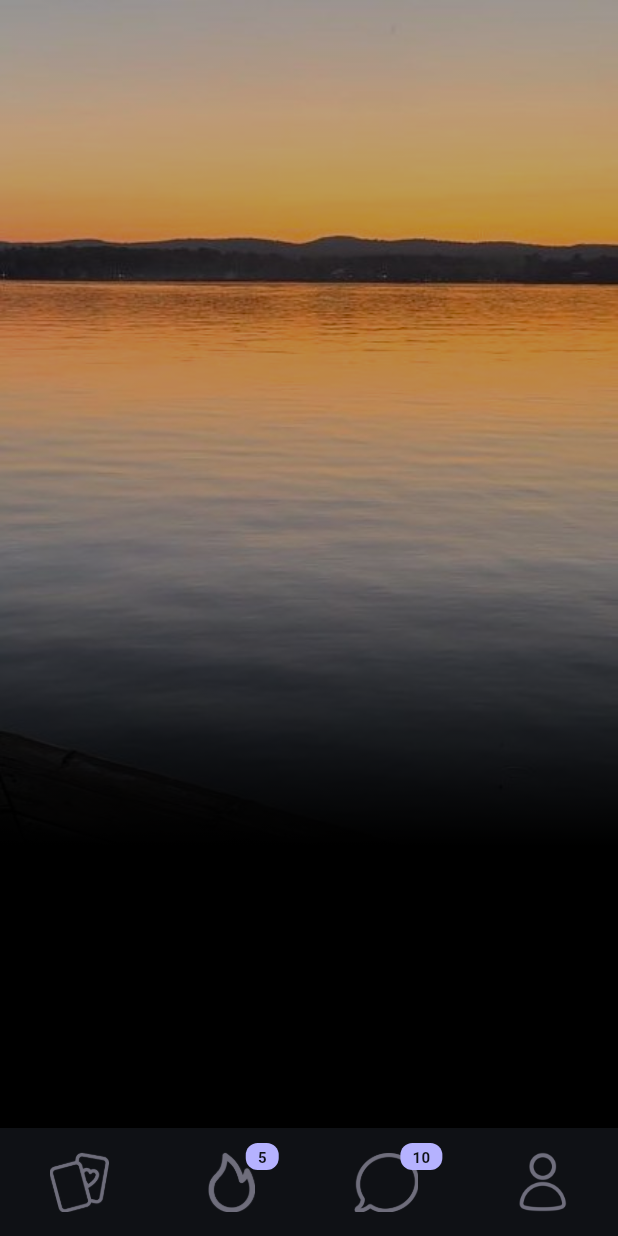
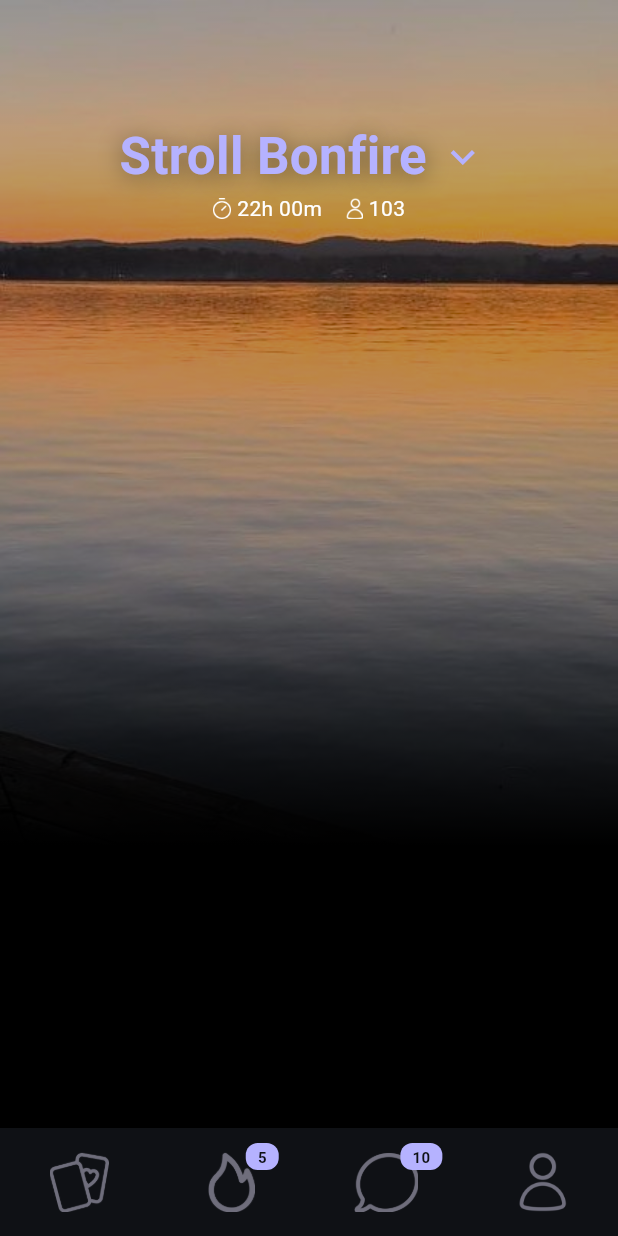
Before and after one commit to asheshpaul/stroll_task, a Flutter app: the screen it shows after launch, on a phone screen of 412 x 824 dp. Run offline on Flutter 3.47's test engine with Material 3 defaults, Android fonts, the phone set to English and light mode, and no system bars.

Commit message:
header section added assets

```diff
--- a/lib/presentation/ui/atoms/icon_atom.dart
+++ b/lib/presentation/ui/atoms/icon_atom.dart
@@ -16,6 +16,10 @@ class IconAtom extends StatelessWidget {
 
   @override
   Widget build(BuildContext context) {
-    return Icon(icon, color: color ?? AppColors.white, size: size ?? kDefaultFontSize);
+    return Icon(
+      icon,
+      color: color ?? AppColors.badgeBG,
+      size: size ?? kDefaultFontSize,
+    );
   }
 }
--- a/lib/presentation/ui/atoms/styles.dart
+++ b/lib/presentation/ui/atoms/styles.dart
@@ -6,12 +6,12 @@ class AppTextStyles {
   static TextStyle get headerTextStyle => TextStyle(
         fontSize: 34,
         fontWeight: FontWeight.bold,
-        color: Color(0xffCCC8FF),
+        color: AppColors.badgeBG,
         shadows: [
           Shadow(
-            blurRadius: 10.0,
-            color: Color(0xffB3ADF6),
-            offset: Offset(5, 5),
+            blurRadius: 20.0,
+            color: Colors.black45,
+            offset: Offset(0, 2),
           ),
         ],
       );
--- a/lib/presentation/ui/atoms/texts/heading_text.dart
+++ b/lib/presentation/ui/atoms/texts/heading_text.dart
@@ -1,4 +1,5 @@
 import 'package:flutter/material.dart';
+import '../styles.dart';
 import '../text_atom.dart';
 
 class HeadingText extends StatelessWidget {
@@ -10,7 +11,7 @@ class HeadingText extends StatelessWidget {
   Widget build(BuildContext context) {
     return TextAtom(
       text: text,
-      /*style: headerTextStyle,*/
+      style: AppTextStyles.headerTextStyle,
     );
   }
 }
--- a/lib/presentation/ui/molecules/header_molecule.dart
+++ b/lib/presentation/ui/molecules/header_molecule.dart
@@ -11,9 +11,16 @@ class HeaderMolecule extends StatelessWidget {
   @override
   Widget build(BuildContext context) {
     return Row(
+      mainAxisAlignment: MainAxisAlignment.center,
       children: [
         HeadingText(text: text),
-        IconAtom(icon: Icons.keyboard_arrow_down),
+        Padding(
+          padding: const EdgeInsets.all(8.0),
+          child: IconAtom(
+            icon: Icons.keyboard_arrow_down,
+            size: 32,
+          ),
+        ),
       ],
     );
   }
--- a/lib/presentation/ui/pages/option_selection_page.dart
+++ b/lib/presentation/ui/pages/option_selection_page.dart
@@ -17,9 +17,20 @@ class OptionSelectionPage extends StatelessWidget {
 
     final List<int> badges = [0, 5, 10, 0];
 
+    final String headerText = 'Stroll Bonfire';
+    final String timeIconPath = 'assets/images/time.png';
+    final String timeText = '22h 00m';
+    final String userIconPath = 'assets/images/users.png';
+    final String usersCount = '103';
+
     return Scaffold(
       body: OptionSelectionTemplate(
         bgImagePath: 'assets/images/background.jpeg',
+        headerText: headerText,
+        timeIconPath: timeIconPath,
+        timeText: timeText,
+        userIconPath: userIconPath,
+        usersCount: usersCount,
       ),
       bottomNavigationBar: BottomNavbarSection(
         iconPaths: iconPaths,
--- a/lib/presentation/ui/templates/option_selection_template.dart
+++ b/lib/presentation/ui/templates/option_selection_template.dart
@@ -1,16 +1,39 @@
 import 'package:flutter/material.dart';
+import 'package:stroll_task/presentation/ui/organisms/header_section.dart';
 import '../organisms/base_content_section.dart';
 
 class OptionSelectionTemplate extends StatelessWidget {
-  final String bgImagePath;
+  final String bgImagePath,
+      headerText,
+      timeIconPath,
+      timeText,
+      usersCount,
+      userIconPath;
 
-  const OptionSelectionTemplate({super.key, required this.bgImagePath});
+  const OptionSelectionTemplate(
+      {super.key,
+      required this.bgImagePath,
+      required this.headerText,
+      required this.timeIconPath,
+      required this.timeText,
+      required this.usersCount,
+      required this.userIconPath});
 
   @override
   Widget build(BuildContext context) {
     return BaseContentSection(
       bgImagePath: bgImagePath,
-      children: [],
+      children: [
+        SizedBox(height: 24),
+        HeaderSection(
+          headerText: headerText,
+          timeIconPath: timeIconPath,
+          timeText: timeText,
+          usersCount: usersCount,
+          userIconPath: userIconPath,
+        ),
+        Spacer(),
+      ],
     );
   }
 }
```
Also changed, not shown: assets/images/time.png (added), assets/images/users.png (added).
